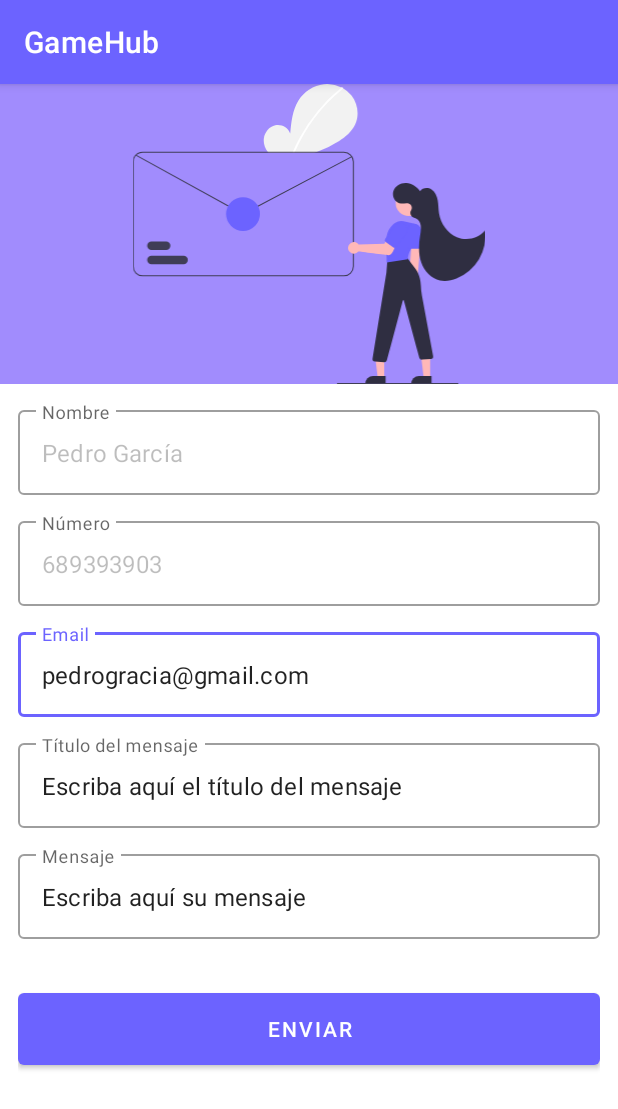
After one commit to Kumiihoo/GameHub, an Android app: the FormActivity screen opened directly, with no data from a screen before it, on a phone screen of 412 x 824 dp. The commit adds this screen. Shown: the top 1109 px of the screen. Run offline under Robolectric (Android 15) with nearby library versions, the phone set to English and light mode, and no system bars; our stand-ins replace Firebase (no records; nobody signed in at launch, a user with empty details on screens opened directly).

Commit message:
hecho pero con algunos errores en el formulario

```diff
--- a/app/src/main/AndroidManifest.xml
+++ b/app/src/main/AndroidManifest.xml
@@ -12,6 +12,9 @@
         android:supportsRtl="true"
         android:theme="@style/Theme.GameHub"
         tools:targetApi="31">
+        <activity
+            android:name=".activity.FormActivity"
+            android:exported="false" />
         <activity
             android:name=".activity.MessageActivity"
             android:exported="false" />
--- a/app/src/main/java/com/mariomedina/gamehub/MainActivity.kt
+++ b/app/src/main/java/com/mariomedina/gamehub/MainActivity.kt
@@ -1,7 +1,7 @@
 package com.mariomedina.gamehub
 
+import android.content.Intent
 import android.os.Bundle
-import android.view.Gravity
 import android.view.MenuItem
 import android.widget.Toast
 import androidx.appcompat.app.ActionBarDrawerToggle
@@ -10,6 +10,7 @@ import androidx.core.view.GravityCompat
 import androidx.navigation.findNavController
 import androidx.navigation.ui.NavigationUI
 import com.google.android.material.navigation.NavigationView
+import com.mariomedina.gamehub.activity.FormActivity
 import com.mariomedina.gamehub.databinding.ActivityMainBinding
 
 class MainActivity : AppCompatActivity() , NavigationView.OnNavigationItemSelectedListener {
@@ -41,6 +42,7 @@ class MainActivity : AppCompatActivity() , NavigationView.OnNavigationItemSelect
             }
             R.id.developer -> {
                 Toast.makeText(this, "Desarrollador", Toast.LENGTH_SHORT).show()
+                startActivity(Intent(this, FormActivity::class.java))
             }
             R.id.favourite -> {
                 Toast.makeText(this, "Favorito", Toast.LENGTH_SHORT).show()
--- /dev/null
+++ b/app/src/main/res/drawable/undraw_confidential.xml
@@ -0,0 +1,66 @@
+<vector xmlns:android="http://schemas.android.com/apk/res/android"
+    android:width="667.92dp"
+    android:height="568.25dp"
+    android:viewportWidth="667.92"
+    android:viewportHeight="568.25">
+  <path
+      android:pathData="M421.14,77.42c-6.31,13.07 -17.92,22.8 -30.08,30.72a190.2,190.2 0,0 1,-41.3 20.18c-2,0.7 -4.02,1.37 -6.04,2h-86.48c-0.56,-0.64 -1.1,-1.31 -1.62,-2 -5.43,-7.18 -8.34,-16.27 -7.25,-25.18 1.43,-11.68 10.3,-22.42 21.81,-24.91 11.51,-2.48 24.63,4.39 28.12,15.63 1.93,-21.67 4.15,-44.25 15.67,-62.71 10.43,-16.71 28.51,-28.67 48.09,-30.81a60.56,60.56 0,0 1,33.48 6.13c0.95,0.48 1.89,0.98 2.81,1.5a56.02,56.02 0,0 1,16.14 13.77C426.7,37.2 429.69,59.67 421.14,77.42Z"
+      android:fillColor="#f2f2f2"/>
+  <path
+      android:pathData="M398.35,7.97a1.52,1.52 0,0 1,-0.62 1.37,316.96 316.96,0 0,0 -90.35,118.98c-0.3,0.66 -0.59,1.33 -0.87,2h-3.98c0.28,-0.67 0.56,-1.34 0.85,-2q5.69,-13.26 12.57,-25.98a321.83,321.83 0,0 1,34.9 -51.66,317.07 317.07,0 0,1 44.27,-43.95 1.92,1.92 0,0 1,0.42 -0.26A2.04,2.04 0,0 1,398.35 7.97Z"
+      android:fillColor="#fff"/>
+  <path
+      android:pathData="M400,128.32h-381a18.89,18.89 0,0 0,-9.36 2.47,18.53 18.53,0 0,0 -1.97,1.29 18.96,18.96 0,0 0,-7.67 15.24v198a19.02,19.02 0,0 0,19 19h381a19.02,19.02 0,0 0,19 -19v-198A19.02,19.02 0,0 0,400 128.32ZM417,345.32a17.02,17.02 0,0 1,-17 17h-381a17.02,17.02 0,0 1,-17 -17v-198a17.09,17.09 0,0 1,11.78 -16.18c0.14,-0.04 0.27,-0.09 0.41,-0.13a17,17 0,0 1,4.81 -0.69h381a17.02,17.02 0,0 1,17 17Z"
+      android:fillColor="#3f3d56"/>
+  <path
+      android:pathData="M537.22,386.59a10.74,10.74 0,0 0,1.96 -16.36l5.97,-71.21 -17.11,1.88L523.36,370.22A10.8,10.8 0,0 0,537.22 386.59Z"
+      android:fillColor="#ffb8b8"/>
+  <path
+      android:pathData="M476.34,556.44l-12.26,-0l-5.83,-47.29l18.09,0l-0,47.29z"
+      android:fillColor="#ffb8b8"/>
+  <path
+      android:pathData="M455.32,552.94h23.64a0,0 0,0 1,0 0V567.83a0,0 0,0 1,0 0H440.43a0,0 0,0 1,0 0v0A14.89,14.89 0,0 1,455.32 552.94Z"
+      android:fillColor="#2f2e41"/>
+  <path
+      android:pathData="M563.34,556.44l-12.26,-0l-5.83,-47.29l18.09,0l-0,47.29z"
+      android:fillColor="#ffb8b8"/>
+  <path
+      android:pathData="M542.32,552.94h23.64a0,0 0,0 1,0 0V567.83a0,0 0,0 1,0 0H527.43a0,0 0,0 1,0 0v0A14.89,14.89 0,0 1,542.32 552.94Z"
+      android:fillColor="#2f2e41"/>
+  <path
+      android:pathData="M476.54,527.15c-0.13,0 -0.27,-0.01 -0.4,-0.02l-17.35,-1.39a5,5 0,0 1,-4.54 -5.78l26.31,-162.72 1.76,-22.95a4.97,4.97 0,0 1,3.92 -4.5l26.46,-5.79a4.97,4.97 0,0 1,5.2 2.06l6.45,9.43a110.4,110.4 0,0 0,8.24 10.51c4.58,5.21 12.36,16.79 13.06,35.74a126.61,126.61 0,0 0,1.93 18.55l21.3,114.76a5,5 0,0 1,-4.44 5.76l-16.45,1.25a4.98,4.98 0,0 1,-5.3 -3.68l-29.18,-108.5a1,1 0,0 0,-1.93 0L481.37,523.44A5.01,5.01 0,0 1,476.54 527.15Z"
+      android:fillColor="#2f2e41"/>
+  <path
+      android:pathData="M522.69,225.7m-24.56,0a24.56,24.56 0,1 1,49.12 0a24.56,24.56 0,1 1,-49.12 0"
+      android:fillColor="#ffb8b8"/>
+  <path
+      android:pathData="M481.06,337.99l-0.51,-35.07c-1.87,-22.43 8.06,-34.21 16.73,-40.14a19.92,19.92 0,0 1,15.4 -2.95l19.33,4.18a20.37,20.37 0,0 1,13.05 9.3,19.02 19.02,0 0,1 2.17,15.01 20.6,20.6 0,0 1,-8.4 11.5C522.23,311.54 521.06,331.23 521.05,331.43l-0.02,0.41Z"
+      android:fillColor="#6c63ff"/>
+  <path
+      android:pathData="M541.55,311.91h-17a4.51,4.51 0,0 1,-4.5 -4.5v-29.5a13,13 0,1 1,26 0v29.5A4.51,4.51 0,0 1,541.55 311.91Z"
+      android:fillColor="#6c63ff"/>
+  <path
+      android:pathData="M427.41,317.48a11.04,11.04 0,0 1,-16.5 0.48c-9.69,-10.16 6.15,-25.41 15.87,-15.23h0a10.68,10.68 0,0 1,0.95 1.12l49.03,-1.22 5.85,-10.7 17.98,6.98c-3.45,5.35 -7.42,26.37 -16.45,25.35C482.97,324.29 428.62,317.57 427.41,317.48Z"
+      android:fillColor="#ffb8b8"/>
+  <path
+      android:pathData="M493,309.38l-13.71,-10.06a4.51,4.51 0,0 1,-0.97 -6.29l17.45,-23.78a13,13 0,1 1,20.96 15.38L499.29,308.42A4.51,4.51 0,0 1,493 309.38Z"
+      android:fillColor="#6c63ff"/>
+  <path
+      android:pathData="M527.61,238.47a9.11,9.11 0,0 0,-1.56 -10.16c-4.62,-4.66 -11.84,-1.55 -18.08,-2.01 -10.4,-0.76 -17.49,-13.16 -14.38,-23.12s14.14,-16.13 24.55,-15.48 19.83,7.09 26.11,15.43c4.29,-6.91 14.84,-7.72 21.65,-3.26s10.33,12.6 11.79,20.6 1.22,16.23 2.44,24.27c2.97,19.5 15.56,37.86 33.76,45.44s41.51,2.71 53.42,-13.01a86.77,86.77 0,0 1,-54.2 91.15c-9.87,3.91 -20.76,5.98 -31.15,3.81 -16.77,-3.5 -29.81,-17.85 -35.5,-34.01s-5,-33.89 -2.24,-50.8c1.7,-10.41 3.58,-22.75 -4.01,-30.07a18.24,18.24 0,0 0,-7.34 -3.7A9.8,9.8 0,0 1,527.27 239.13Q527.46,238.8 527.61,238.47Z"
+      android:fillColor="#2f2e41"/>
+  <path
+      android:pathData="M615.78,568.25h-228a1,1 0,0 1,0 -2h228a1,1 0,1 1,0 2Z"
+      android:fillColor="#3f3d56"/>
+  <path
+      android:pathData="M209.08,246.24a8.99,8.99 0,0 1,-4.34 -1.12L5.7,135.56a1,1 0,0 1,0.96 -1.75L205.71,243.37a6.98,6.98 0,0 0,6.64 0.06L414.67,136.69a1,1 0,1 1,0.93 1.77L213.28,245.19A8.99,8.99 0,0 1,209.08 246.24Z"
+      android:fillColor="#3f3d56"/>
+  <path
+      android:pathData="M63.57,314.32h-28a8,8 0,0 1,0 -16h28a8,8 0,0 1,0 16Z"
+      android:fillColor="#3f3d56"/>
+  <path
+      android:pathData="M96.57,341.32h-61a8,8 0,0 1,0 -16h61a8,8 0,0 1,0 16Z"
+      android:fillColor="#3f3d56"/>
+  <path
+      android:pathData="M209,246.32m-32,0a32,32 0,1 1,64 0a32,32 0,1 1,-64 0"
+      android:fillColor="#6c63ff"/>
+</vector>
--- /dev/null
+++ b/app/src/main/res/layout/activity_form.xml
@@ -0,0 +1,119 @@
+<?xml version="1.0" encoding="utf-8"?>
+<LinearLayout xmlns:android="http://schemas.android.com/apk/res/android"
+    xmlns:tools="http://schemas.android.com/tools"
+    android:layout_width="match_parent"
+    android:layout_height="match_parent"
+    android:orientation="vertical"
+    tools:context=".activity.FormActivity">
+
+    <RelativeLayout
+        android:layout_width="match_parent"
+        android:layout_height="200dp"
+        android:background="@color/colorForm">
+
+        <ImageView
+            android:id="@+id/formImage"
+            android:layout_width="match_parent"
+            android:layout_height="match_parent"
+            android:layout_centerInParent="true"
+            android:src="@drawable/undraw_confidential" />
+    </RelativeLayout>
+
+    <com.google.android.material.textfield.TextInputLayout
+        style="@style/Widget.MaterialComponents.TextInputLayout.OutlinedBox"
+        android:layout_width="match_parent"
+        android:layout_height="wrap_content"
+        android:layout_marginHorizontal="12dp"
+        android:layout_marginTop="12dp">
+
+        <com.google.android.material.textfield.TextInputEditText
+            android:layout_width="match_parent"
+            android:layout_height="wrap_content"
+            android:enabled="false"
+            android:id="@+id/formName"
+            android:hint="Nombre"
+            android:text="Pedro García" />
+    </com.google.android.material.textfield.TextInputLayout>
+
+    <com.google.android.material.textfield.TextInputLayout
+        style="@style/Widget.MaterialComponents.TextInputLayout.OutlinedBox"
+        android:layout_width="match_parent"
+        android:layout_height="wrap_content"
+        android:layout_marginHorizontal="12dp"
+        android:layout_marginTop="12dp">
+
+        <com.google.android.material.textfield.TextInputEditText
+            android:layout_width="match_parent"
+            android:layout_height="wrap_content"
+            android:enabled="false"
+            android:id="@+id/formNumber"
+            android:hint="Número"
+            android:text="689393903" />
+    </com.google.android.material.textfield.TextInputLayout>
+
+    <com.google.android.material.textfield.TextInputLayout
+        style="@style/Widget.MaterialComponents.TextInputLayout.OutlinedBox"
+        android:layout_width="match_parent"
+        android:layout_height="wrap_content"
+        android:layout_marginHorizontal="12dp"
+        android:layout_marginTop="12dp">
+
+        <com.google.android.material.textfield.TextInputEditText
+            android:layout_width="match_parent"
+            android:layout_height="wrap_content"
+            android:clickable="false"
+            android:id="@+id/formEmail"
+            android:hint="Email"
+            android:text="pedrogracia@gmail.com" />
+    </com.google.android.material.textfield.TextInputLayout>
+
+    <com.google.android.material.textfield.TextInputLayout
+        style="@style/Widget.MaterialComponents.TextInputLayout.OutlinedBox"
+        android:layout_width="match_parent"
+        android:layout_height="wrap_content"
+        android:layout_marginHorizontal="12dp"
+        android:layout_marginTop="12dp">
+
+        <com.google.android.material.textfield.TextInputEditText
+            android:layout_width="match_parent"
+            android:id="@+id/formTitle"
+            android:layout_height="wrap_content"
+            android:clickable="false"
+            android:hint="Título del mensaje"
+            android:text="Escriba aquí el título del mensaje" />
+    </com.google.android.material.textfield.TextInputLayout>
+
+    <com.google.android.material.textfield.TextInputLayout
+        style="@style/Widget.MaterialComponents.TextInputLayout.OutlinedBox"
+        android:layout_width="match_parent"
+        android:layout_height="wrap_content"
+        android:layout_marginHorizontal="12dp"
+        android:layout_marginTop="12dp">
+
+        <com.google.android.material.textfield.TextInputEditText
+            android:layout_width="match_parent"
+            android:id="@+id/formMessage"
+            android:layout_height="wrap_content"
+            android:clickable="false"
+            android:hint="Mensaje"
+            android:text="Escriba aquí su mensaje" />
+    </com.google.android.material.textfield.TextInputLayout>
+
+
+    <LinearLayout
+        android:layout_width="match_parent"
+        android:layout_marginHorizontal="12dp"
+        android:layout_marginTop="30dp"
+        android:layout_height="wrap_content"
+        android:weightSum="2">
+
+        <com.google.android.material.button.MaterialButton
+            android:layout_width="match_parent"
+            android:layout_height="60dp"
+            android:id="@+id/formSend"
+            android:layout_weight="1"
+            android:text="Enviar"/>
+
+    </LinearLayout>
+
+</LinearLayout>
--- a/app/src/main/res/values/colors.xml
+++ b/app/src/main/res/values/colors.xml
@@ -10,5 +10,6 @@
     <color name="light_grey">#F1F1F1</color>
     <color name="colorPrimary">#6C63FF</color>
     <color name="colorSecondary">#9983FF</color>
+    <color name="colorForm">#A18CFD</color>
     <color name="bg_light_grey">#ECECEC</color>
 </resources>
```
Also changed, not shown: app/src/main/java/com/mariomedina/gamehub/activity/FormActivity.kt (added, +124 -0 lines), app/src/main/java/com/mariomedina/gamehub/model/FormModel.kt (added, +9 -0 lines).
